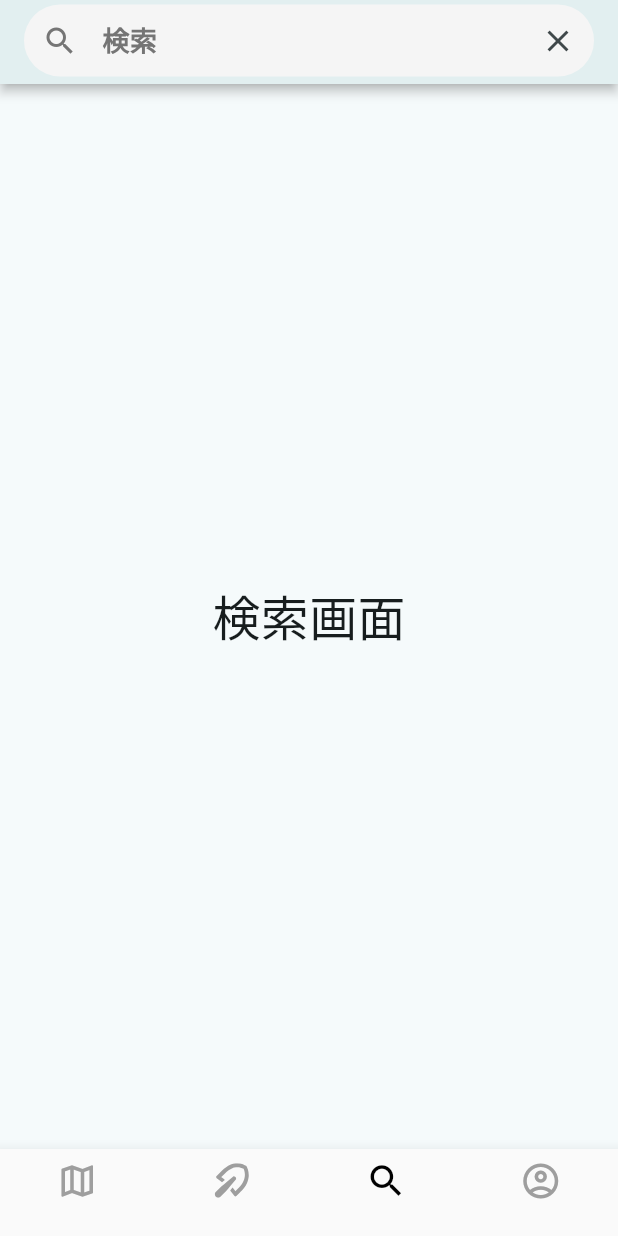
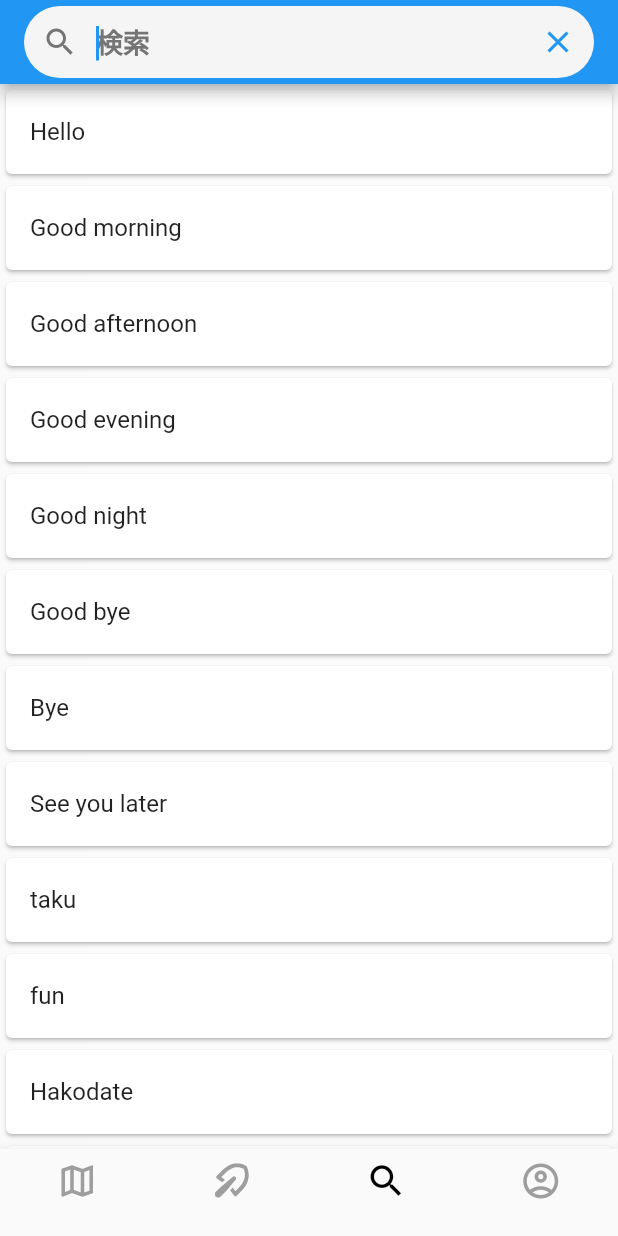
Before and after one commit to PBL-TriCaPic/Front-end, a Flutter app: the screen it shows after launch, item 3 of the bottom bar chosen, on a phone screen of 412 x 824 dp. Run offline on Flutter 3.47's test engine with Material 2 defaults, Android fonts, the phone set to English and light mode, and no system bars; our stand-ins replace flutter_map, flutter_riverpod, flutter_svg, geolocator, image_picker, latlong2 and 1 more; missing offline and left inert: dart:ffi.

Commit message:
Search.dartを変更

```diff
--- a/lib/src/Search/Search.dart
+++ b/lib/src/Search/Search.dart
@@ -1,40 +1,90 @@
 import 'package:flutter/material.dart';
+import 'package:flutter_riverpod/flutter_riverpod.dart';
 
+// テキスト入力フィールドのコントローラ
 TextEditingController _textController = TextEditingController();
+// 検索状態を管理するプロバイダー
+final onSearchProvider = StateProvider((ref) => false); // デフォルトで検索中フラグをfalseに設定
+final List<String> wordList = [
+  "Hello",
+  "Good morning",
+  "Good afternoon",
+  "Good evening",
+  "Good night",
+  "Good bye",
+  "Bye",
+  "See you later",
+  "taku",
+  "fun",
+  "Hakodate",
+  "kanagawa",
+  "Housei",
+  "Tokyo",
+  "Kyoto",
+  "PBL",
+  "TriCaPic",
+  "darui",
+  "はこだて未来大学",
+  "神奈川工科大学",
+  "法政大学",
+  "京都橘大学",
+  "ミライケータイプロジェクト",
+];
+// 検索結果のインデックスリストを管理するプロバイダー
+final StateProvider<List<int>> searchIndexListProvider =
+    StateProvider((ref) => []);
 
 class SearchScreen extends StatelessWidget {
   const SearchScreen({Key? key}) : super(key: key);
 
   @override
   Widget build(BuildContext context) {
-    return MaterialApp(
-      title: 'Flutter Demo',
-      theme: ThemeData(
-        colorScheme: ColorScheme.fromSeed(seedColor: Colors.grey),
-        useMaterial3: true,
+    return ProviderScope(
+      child: MaterialApp(
+        home: const _SearchScreen(),
       ),
-      home: const HomeScreen(title: 'Flutter Demo Home Page'),
     );
   }
 }
 
-class HomeScreen extends StatefulWidget {
-  const HomeScreen({super.key, required this.title});
-  final String title;
+class _SearchScreen extends ConsumerWidget {
+  const _SearchScreen({Key? key}) : super(key: key);
+
   @override
-  State<HomeScreen> createState() => _HomeScreen();
+  Widget build(BuildContext context, WidgetRef ref) {
+    final onSearch = ref.watch(onSearchProvider);
+
+    return Scaffold(
+        appBar: AppBar(
+          title: _searchTextField(ref, _textController),
+        ),
+        body: GestureDetector(
+          behavior: HitTestBehavior.opaque,
+          onTap: () {
+            FocusScope.of(context).unfocus();
+          },
+          child: onSearch ? _searchListView(ref) : _defaultListView(),
+        ));
   }
 
-class _HomeScreen extends State<HomeScreen> {
-  @override
-  Widget build(BuildContext context) {
-    return Scaffold(
-      appBar: AppBar(
-        backgroundColor: Colors.grey[0],
-        title: Container(
-          height: 50,
-          child: TextField(
-            controller: _textController,
+  Widget _searchTextField(WidgetRef ref, TextEditingController textController) {
+    //検索テキストフィールドを描画し、テキストの変更に応じて検索結果を更新します
+    final searchIndexListNotifier = ref.watch(searchIndexListProvider.notifier);
+    final onSearchNotifier =
+        ref.read(onSearchProvider.notifier); // onSearchNotifier を読み込む
+    return TextField(
+      controller: textController,
+      autofocus: true,
+      onChanged: (String text) {
+        onSearchNotifier.state = true; // 検索中フラグをtrueに設定
+        searchIndexListNotifier.state = [];
+        // 入力テキストに一致する単語のインデックスを検索し、リストに追加
+        for (int i = 0; i < wordList.length; i++) {
+          if (wordList[i].contains(text)) {
+            searchIndexListNotifier.state.add(i);
+          }
+        }
+      },
       decoration: InputDecoration(
         filled: true,
         fillColor: Colors.grey[100],
@@ -44,11 +94,11 @@ class _HomeScreen extends State<HomeScreen> {
           color: Colors.grey.shade600,
         ),
         suffixIcon: IconButton(
-                icon: Icon(Icons.clear), // 削除ボタンのアイコン
+          icon: Icon(Icons.clear),
           onPressed: () {
-                  _textController.clear();
-                  // ボタンがタップされたときの処理
-                  // テキストをクリアするか、任意のアクションを実行します。
+            textController.clear();
+            searchIndexListNotifier.state = [];
+            onSearchNotifier.state = false; //入力を全て消したとき検索中フラグをfalseに設定
           },
         ),
         border: OutlineInputBorder(
@@ -63,20 +113,50 @@ class _HomeScreen extends State<HomeScreen> {
         fontSize: 20,
         fontWeight: FontWeight.bold,
       ),
+    );
+  }
+
+  Widget _searchListView(WidgetRef ref) {
+    //検索結果を表示するリスト
+    final searchIndexListNotifier = ref.watch(searchIndexListProvider.notifier);
+    final searchIndexList = ref.watch(searchIndexListProvider);
+    return ListView.builder(
+        itemCount: searchIndexList.length,
+        itemBuilder: (context, int index) {
+          index = searchIndexListNotifier.state[index];
+          return Card(
+            child: ListTile(
+              // onTap: () {
+              //   Navigator.push(
+              //       context,
+              //       MaterialPageRoute(
+              //           builder: (context) =>
+              //               SearchDetailPage(title: wordList[index])));
+              // },//ここにListViewのTileを押したときの画面遷移をかく。他の人のプロフィール表示
+              title: Text(wordList[index]),
             ),
+          );
+        });
+  }
+
+  Widget _defaultListView() {
+    //検索が行われていない場合に表示されるデフォルトのリスト
+    return ListView.builder(
+      itemCount: wordList.length,
+      itemBuilder: (context, index) {
+        return Card(
+          child: ListTile(
+            // onTap: () {
+            //   Navigator.push(
+            //       context,
+            //       MaterialPageRoute(
+            //           builder: (context) =>
+            //               SearchDetailPage(title: wordList[index])));
+            // },//ここにListViewのTileを押したときの画面遷移をかく。他の人のプロフィール表示
+            title: Text(wordList[index]),
           ),
-        elevation: 3.0,
-        shadowColor: Colors.black,
-      ),
-      body: GestureDetector(
-        behavior: HitTestBehavior.opaque,
-        onTap: () {
-          FocusScope.of(context).unfocus();
+        );
       },
-        child: Center(
-          child: const Text('検索画面', style: TextStyle(fontSize: 32.0)),
-        ),
-      ),
     );
   }
 }
--- a/pubspec.yaml
+++ b/pubspec.yaml
@@ -29,6 +29,7 @@ dependencies:
   latlong2: ^0.8.1
   geolocator: ^9.0.1
 
+  flutter_riverpod: ^2.4.5
 
 dev_dependencies:
   flutter_test:
```
Also changed, not shown: assets/TriCaPic_icon.png (added), pubspec.lock, 9 other files. Lines whose indentation alone changed are shown as unchanged.
